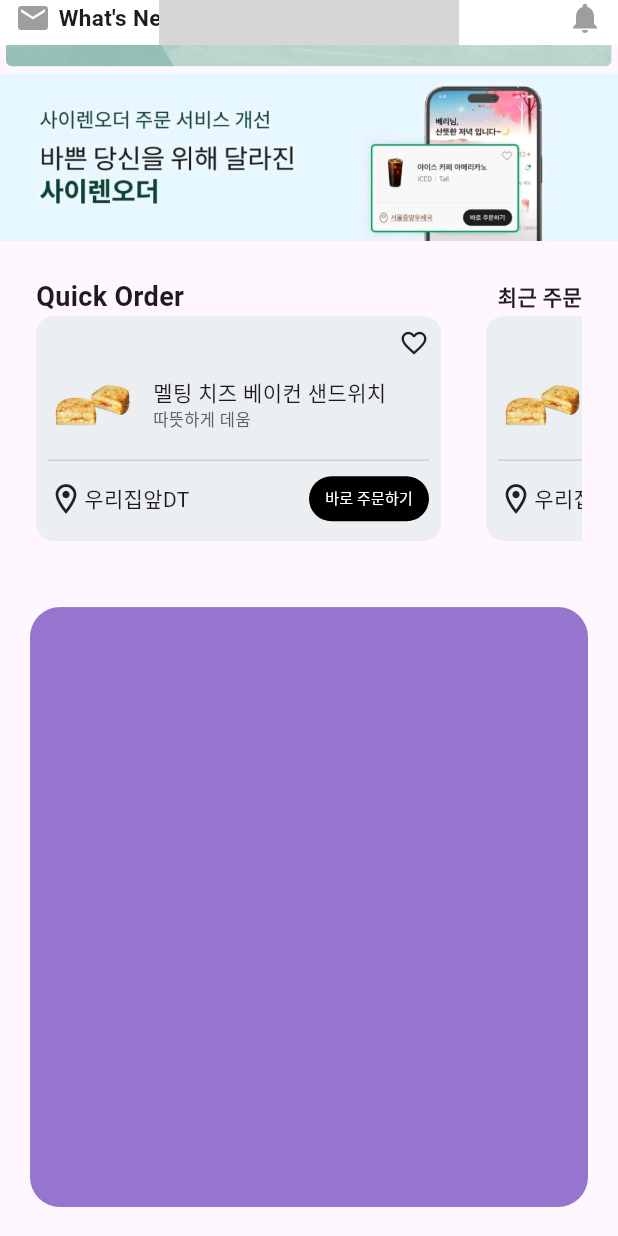
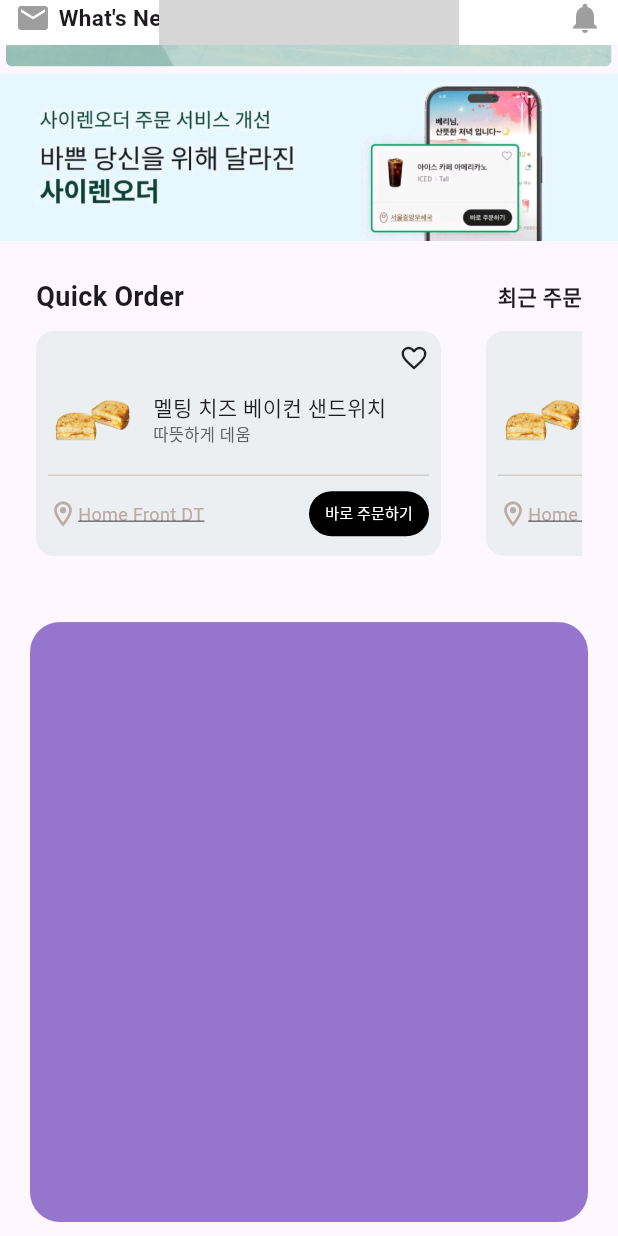
Before and after one commit to corpiii/flutter_basic, a Flutter app: the screen it shows after launch, scrolled down 525 dp, on a phone screen of 412 x 824 dp. Run offline on Flutter 3.47's test engine with Material 3 defaults, Android fonts, the phone set to English and light mode, and no system bars; our stand-ins replace lottie; project files that could hold a hidden picture were left out; grey boxes are pictures that could not be loaded.

Commit message:
refactor: 카드뷰와 타이틀바의 거리를 10 벌려주기

```diff
--- a/lib/main_screen/card_view.dart
+++ b/lib/main_screen/card_view.dart
@@ -62,9 +62,17 @@ class CardView extends StatelessWidget {
           Expanded(
             child: Row(
               children: [
-                Icon(Icons.location_on_outlined),
+                Icon(Icons.location_on_outlined,
+                  size: 20,
+                  color: Colors.brown[200],),
                 Text(
-                  '우리집앞DT',
+                  'Home Front DT',
+                  style: TextStyle(
+                    decoration: TextDecoration.underline,
+                    textBaseline: TextBaseline.ideographic,
+                    fontSize: 12,
+                    color: Colors.brown[200],
+                  ),
                 ),
                 Spacer(),
                 SizedBox(
@@ -72,11 +80,11 @@ class CardView extends StatelessWidget {
                   height: 30,
                   child: TextButton(
                     style: TextButton.styleFrom(
-                      padding: EdgeInsets.zero,
-                      backgroundColor: Colors.black,
+                        padding: EdgeInsets.zero,
+                        backgroundColor: Colors.black,
                         shape: RoundedRectangleBorder(
-                      borderRadius: BorderRadius.circular(45),
-                    )),
+                          borderRadius: BorderRadius.circular(45),
+                        )),
                     onPressed: () {},
                     child: Text(
                       '바로 주문하기',
--- a/lib/main_screen/main_screen.dart
+++ b/lib/main_screen/main_screen.dart
@@ -70,6 +70,7 @@ class MainScreen extends StatelessWidget {
               ),
             ],
           ),
+          SizedBox(height: 10,),
           SingleChildScrollView(
             scrollDirection: Axis.horizontal,
             child: Row(
```
